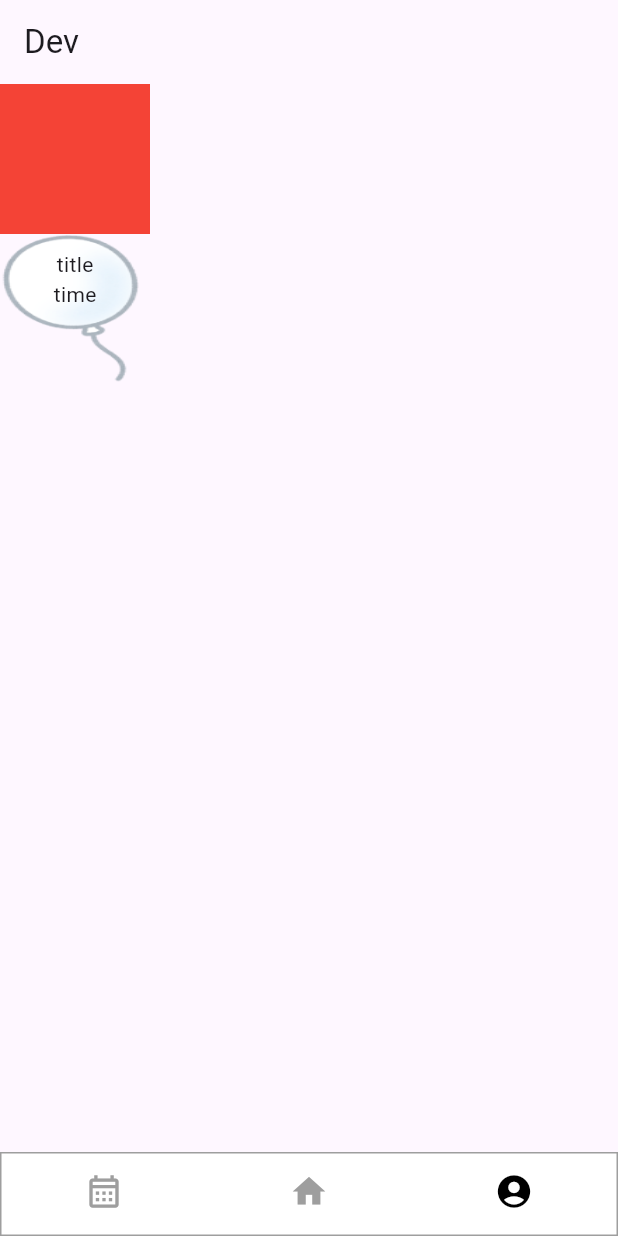
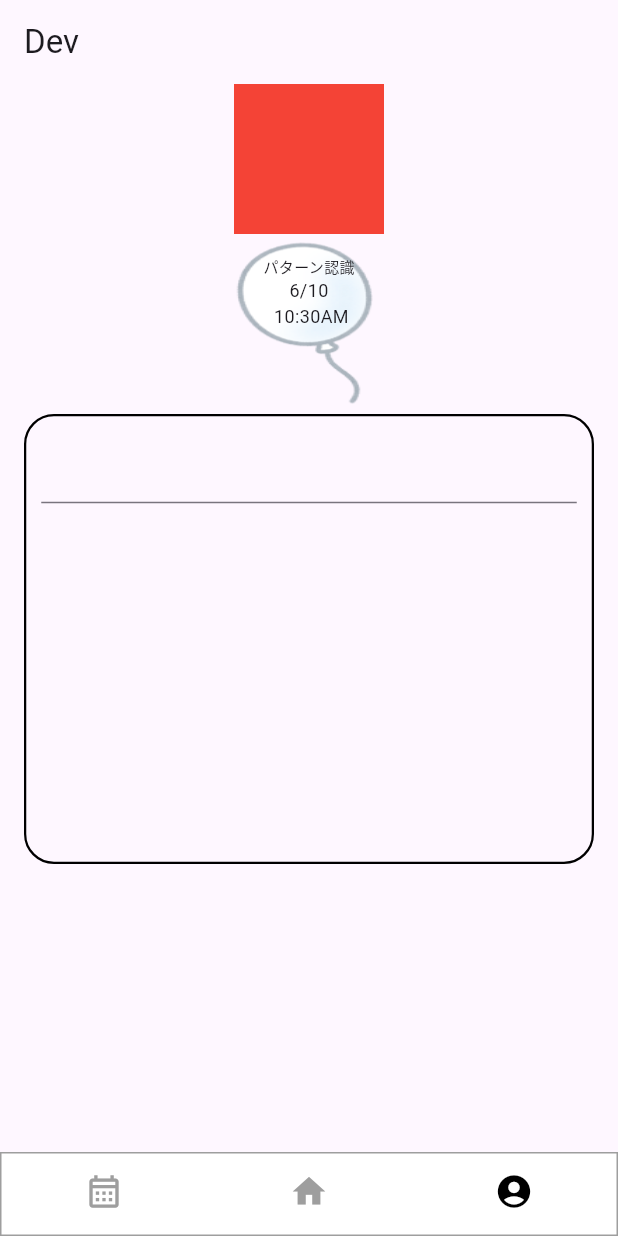
Before and after one commit to kami5kaze/mytodoapp, a Flutter app: the screen it shows after launch, item 3 of the bottom bar chosen, on a phone screen of 412 x 824 dp. Run offline on Flutter 3.47's test engine with Material 3 defaults, Android fonts, the phone set to English and light mode, and no system bars; drawn by our look-alikes of auto_size_text, persistent_bottom_nav_bar; our stand-ins replace firebase_core, flutter_hooks, flutter_riverpod, table_calendar; accounts and stored records are empty.

Commit message:
fix:Text→AutoSizeText & feat:dialog

```diff
--- a/dateballon/lib/components/balloon_card.dart
+++ b/dateballon/lib/components/balloon_card.dart
@@ -1,4 +1,5 @@
 import "package:flutter/material.dart";
+import 'package:auto_size_text/auto_size_text.dart';
 
 class BalloonCard extends StatelessWidget {
   final String title;
@@ -7,9 +8,10 @@
 
   @override
   Widget build(BuildContext context) {
+    List<String> day = time.split(' ');
     return Center(
       child: Container(
-        height: 100,
+        height: 110,
         width: 100,
         decoration: BoxDecoration(
           image: DecorationImage(
@@ -22,9 +24,20 @@
           children: [
             Padding(
               padding: EdgeInsets.only(top: 10),
-              child: Text(title),
+              child: AutoSizeText(
+                title,
+                maxLines: 1,
+                maxFontSize: 10.0,
+                minFontSize: 9.0,
+              ),
             ),
-            Text(time),
+            Text(
+              '${day[0]}\n ${day[1]}',
+              style: TextStyle(
+                fontSize: 12,
+              ),
+              textAlign: TextAlign.center,
+            ),
           ],
         ),
       ),
--- /dev/null
+++ b/dateballon/lib/components/eventAddDialog.dart
@@ -0,0 +1,33 @@
+import 'package:flutter/material.dart';
+import 'package:auto_size_text/auto_size_text.dart';
+
+class AddDialog extends StatelessWidget {
+  const AddDialog({Key? key, required context}) : super(key: key);
+
+  @override
+  Widget build(BuildContext context) {
+    TextEditingController titleEditingController = TextEditingController();
+    return Container(
+      width: 380,
+      height: 300,
+      child: Column(
+        children: [
+          Padding(
+            padding: EdgeInsets.all(10),
+            child: TextField(
+              controller: titleEditingController,
+            ),
+          ),
+        ],
+      ),
+      decoration: BoxDecoration(
+        border: Border.all(
+          width: 1.5,
+        ),
+        borderRadius: BorderRadius.all(
+          Radius.circular(20),
+        ),
+      ),
+    );
+  }
+}
--- a/dateballon/lib/dev/dev.dart
+++ b/dateballon/lib/dev/dev.dart
@@ -1,4 +1,5 @@
 import 'package:dateballon/components/balloon_card.dart';
+import 'package:dateballon/components/eventAddDialog.dart';
 import 'package:flutter/material.dart';
 
 class Dev extends StatelessWidget {
@@ -15,9 +16,13 @@
           children: [
             Container(width: 100, height: 100, color: Colors.red),
             Container(
-              width: 100,
-              height: 100,
-              child: BalloonCard(title: 'title', time: 'time'),
+              width: 120,
+              height: 120,
+              child: BalloonCard(title: 'パターン認識', time: '6/10 10:30AM'),
+            ),
+            Container(
+              alignment: Alignment.center,
+              child: AddDialog(context: context),
             ),
           ],
         ),
--- a/dateballon/pubspec.yaml
+++ b/dateballon/pubspec.yaml
@@ -41,6 +41,7 @@
   firebase_auth: ^4.19.5
   flutter_riverpod: ^2.5.1
   table_calendar: ^3.1.1
+  auto_size_text: ^3.0.0
   #flutter_draw_dashed_line: ^1.0.0
 
 dev_dependencies:
```
Also changed, not shown: dateballon/pubspec.lock.
